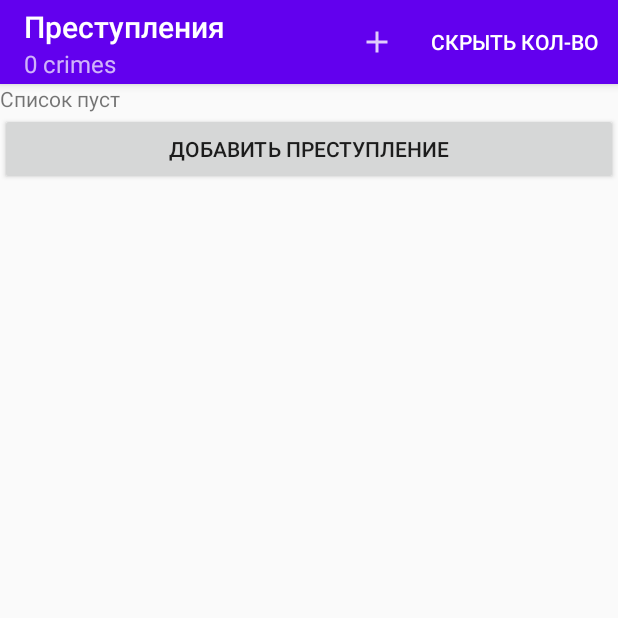
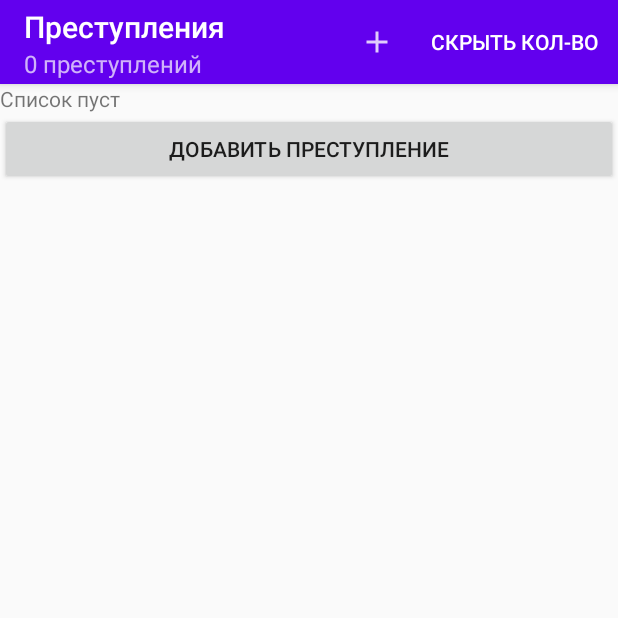
Before and after one commit to KPAIIIEP/CriminalIntent, an Android app: the screen it shows after launch (CrimeListActivity), after a tap on "ПОКАЗАТЬ КОЛ-ВО", on a phone screen of 412 x 824 dp, the top half of it. Run offline under Robolectric (Android 15) with nearby library versions, the phone set to English and light mode, and no system bars; 4 statements that could not run were skipped.

Commit message:
Упражнение главы 13. Множественное число в строках

```diff
--- a/app/src/main/java/com/bignerdranch/android/criminalintent/CrimeListFragment.java
+++ b/app/src/main/java/com/bignerdranch/android/criminalintent/CrimeListFragment.java
@@ -94,7 +94,8 @@ public class CrimeListFragment extends Fragment {
     private void updateSubtitle() {
         CrimeLab crimeLab = CrimeLab.get(getActivity());
         int crimeCount = crimeLab.getCrimes().size();
-        String subtitle = getString(R.string.subtitle_format, crimeCount);
+        String subtitle = getResources()
+                .getQuantityString(R.plurals.subtitle_plural, crimeCount, crimeCount);
         if (!mSubtitleVisible) {
             subtitle = null;
         }
```
